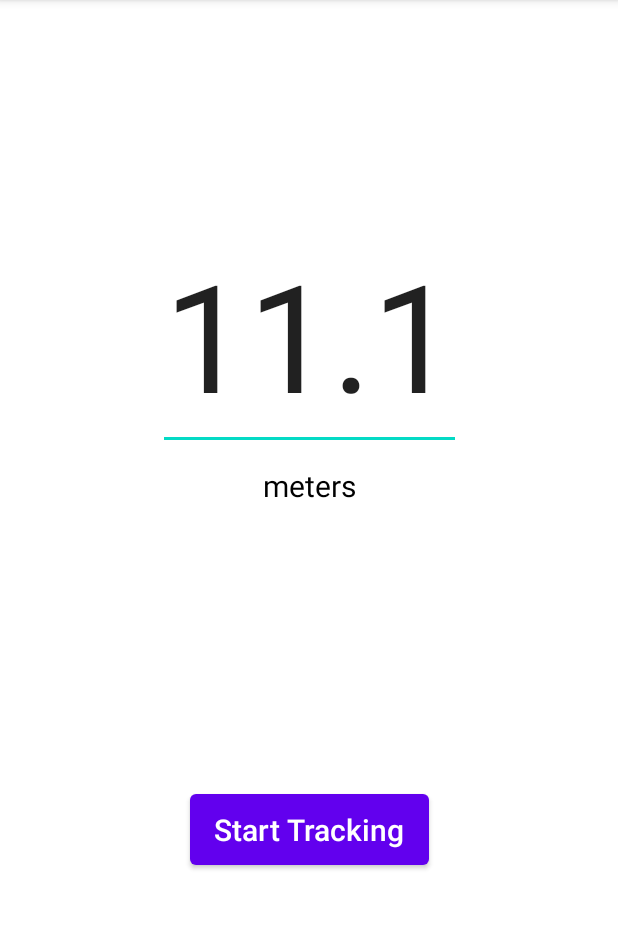
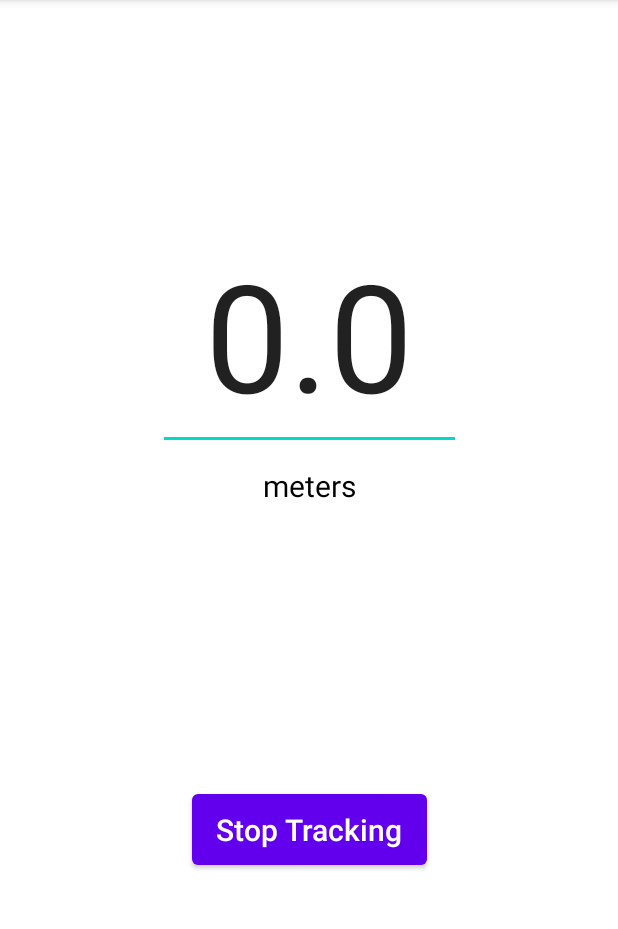
Before and after one commit to gregvansci/distance-tracker, an Android app: the screen it shows after launch (MainActivity), after a tap on "Start Tracking", on a phone screen of 412 x 824 dp, the part 84-1013 px from its top. Run offline under Robolectric (Android 15) with nearby library versions, the phone set to English and light mode, and no system bars.

Commit message:
Added ScheduledExecutorService that toggles with button

```diff
--- a/app/src/main/java/com/gregvansci/distancetracker/MainActivity.java
+++ b/app/src/main/java/com/gregvansci/distancetracker/MainActivity.java
@@ -8,15 +8,24 @@ import android.widget.Button;
 import android.widget.EditText;
 import android.widget.TextView;
 
+import java.util.concurrent.Executors;
+import java.util.concurrent.ScheduledExecutorService;
+import java.util.concurrent.ScheduledFuture;
+import java.util.concurrent.TimeUnit;
+
 public class MainActivity extends AppCompatActivity {
 
     // references to the UI elements
 
     EditText distanceTravelled;
     TextView units;
-    Button startTracking;
+    Button toggleTracking;
 
     float distanceTravelledMeters;
+    boolean tracking;
+
+    ScheduledExecutorService scheduledExecutorService = Executors.newScheduledThreadPool(1);
+    ScheduledFuture<?> scheduledFuture;
 
     @Override
     protected void onCreate(Bundle savedInstanceState) {
@@ -26,26 +35,50 @@ public class MainActivity extends AppCompatActivity {
         // give each UI variable a value
         distanceTravelled = findViewById(R.id.distanceTravelled);
         units = findViewById(R.id.units);
-        startTracking = findViewById(R.id.startTracking);
+        toggleTracking = findViewById(R.id.toggleTracking);
 
         distanceTravelledMeters = 0;
         distanceTravelled.setText(String.valueOf(distanceTravelledMeters));
 
-        startTracking.setOnClickListener(new View.OnClickListener() {
+        toggleTracking.setText("Start Tracking");
+
+        toggleTracking.setOnClickListener(new View.OnClickListener() {
             @Override
             public void onClick(View v) {
-                addDistance(11.11f);
+                if (tracking) {
+                    toggleTracking.setText("Start Tracking");
+                    tracking = false;
+                    stopTracking();
+                } else {
+                    toggleTracking.setText("Stop Tracking");
+                    tracking = true;
+                    startTracking();
+                }
             }
         });
     }
 
     private void startTracking() {
-        distanceTravelledMeters += 1;
+        // start tracking
+        // get the current location and save it to a variable
+
+        // start the executor service to run every second and find the distance between the current location and the last location
+        scheduledFuture = scheduledExecutorService.scheduleAtFixedRate(updateDistance, 250, 250, TimeUnit.MILLISECONDS);
     }
 
     private void stopTracking() {
+        // stop tracking
+        if (scheduledFuture != null) {
+            scheduledFuture.cancel(true);
+        }
+    }
 
-    }
+    Runnable updateDistance = new Runnable() {
+        @Override
+        public void run() {
+            addDistance(11.11f);
+        }
+    };
 
     private void addDistance(float val) {
         distanceTravelledMeters += val;
--- a/app/src/main/res/layout/activity_main.xml
+++ b/app/src/main/res/layout/activity_main.xml
@@ -34,10 +34,9 @@
         app:layout_constraintTop_toBottomOf="@+id/distanceTravelled" />
 
     <Button
-        android:id="@+id/startTracking"
+        android:id="@+id/toggleTracking"
         android:layout_width="wrap_content"
         android:layout_height="wrap_content"
-        android:text="Start Tracking"
         android:textAllCaps="false"
         android:letterSpacing="0"
         android:textSize="20dp"
```
